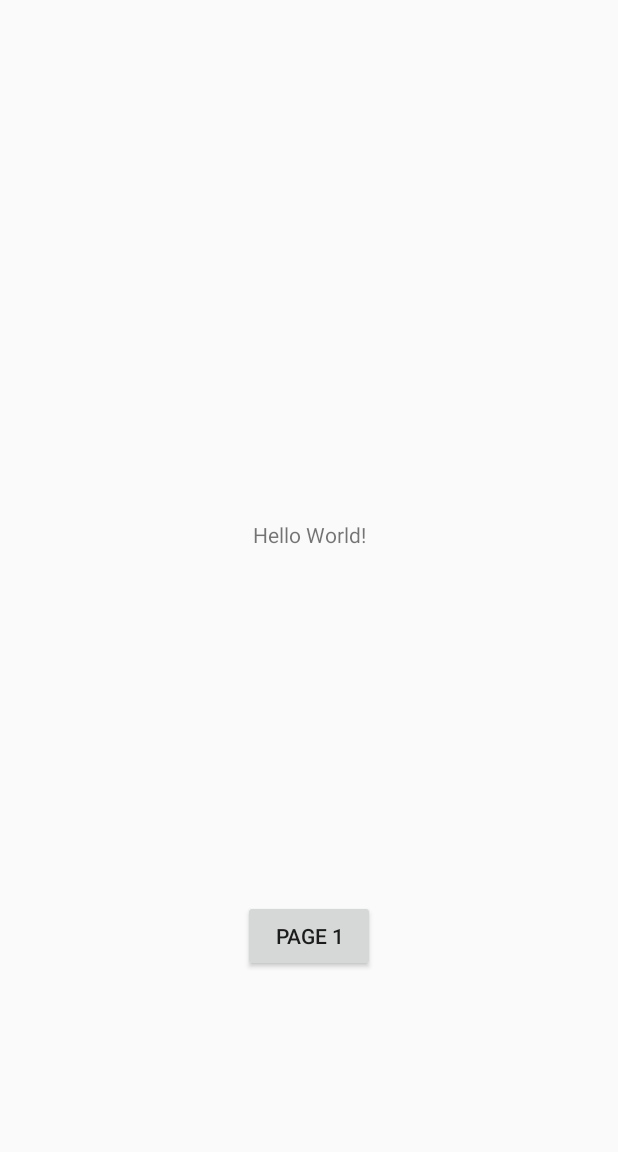
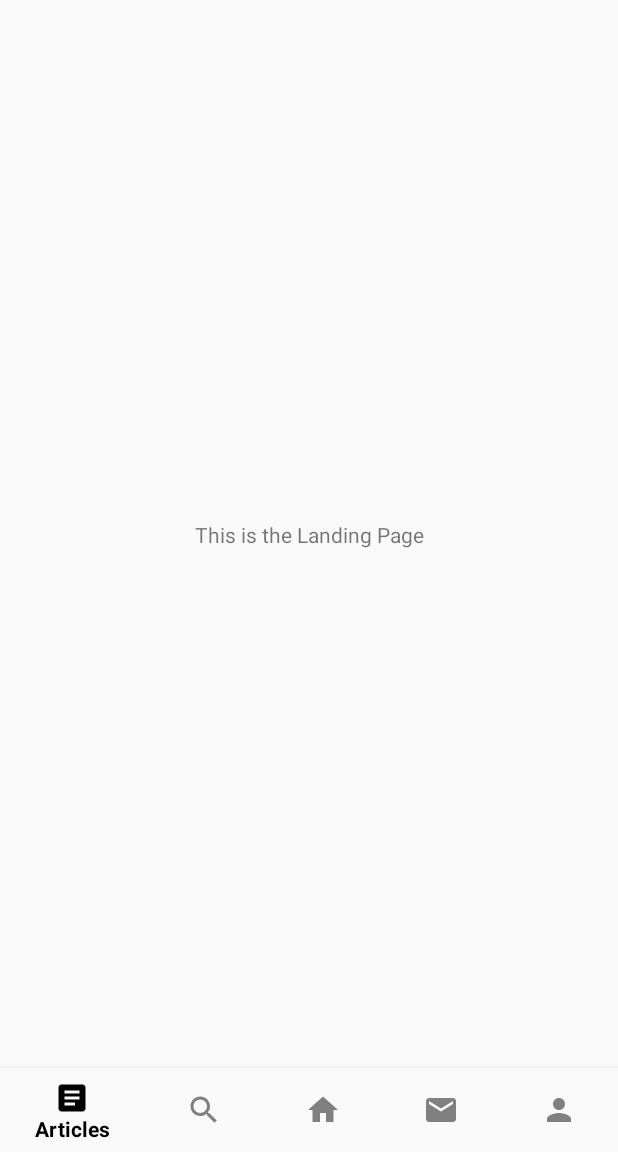
Before and after one commit to CSCI-152/Adoptr, an Android app: the screen it shows after launch (LandingActivity), on a phone screen of 412 x 824 dp, the part 84-1236 px from its top. Run offline under Robolectric (Android 15) with nearby library versions, the phone set to English and light mode, and no system bars.

Commit message:
Updates to the navigation menu

```diff
--- a/app/src/main/java/com/example/adoptrapp/LandingActivity.kt
+++ b/app/src/main/java/com/example/adoptrapp/LandingActivity.kt
@@ -51,11 +51,11 @@ class LandingActivity : AppCompatActivity() {
                     drawerLayout?.closeDrawers()
                     true
                 }
-                R.id.nav_profile -> {
+                R.id.nav_createListing -> {
                     // onclick event
                     it.isChecked = true
                     // the toast is for testing purposes only
-                    Toast.makeText(this.baseContext,"Profile Selected",Toast.LENGTH_SHORT).show()
+                    Toast.makeText(this.baseContext,"Create Listing Selected",Toast.LENGTH_SHORT).show()
                     drawerLayout?.closeDrawers()
                     true
                 }
@@ -84,6 +84,14 @@ class LandingActivity : AppCompatActivity() {
                     drawerLayout?.closeDrawers()
                     true
                 }
+                R.id.nav_signout -> {
+                    // onclick event
+                    it.isChecked = true
+                    // the toast is for testing purposes only
+                    Toast.makeText(this, "Sign Out Selected", Toast.LENGTH_SHORT).show()
+                    drawerLayout?.closeDrawers()
+                    true
+                }
                 else -> false
             }
 
--- a/app/src/main/java/com/example/adoptrapp/RegistrationActivity.kt
+++ b/app/src/main/java/com/example/adoptrapp/RegistrationActivity.kt
@@ -1,17 +1,16 @@
 package com.example.adoptrapp
 
-import android.content.Intent
 import android.os.Bundle
 import android.util.Patterns
 import android.view.View
 import android.widget.*
 import androidx.appcompat.app.AppCompatActivity
+import com.example.adoptrapp.User
 import com.google.android.gms.tasks.OnCompleteListener
 import com.google.android.gms.tasks.Task
 import com.google.firebase.auth.AuthResult
 import com.google.firebase.auth.FirebaseAuth
 import com.google.firebase.database.FirebaseDatabase
-import com.example.adoptrapp.User as User
 
 class RegistrationActivity : AppCompatActivity(), View.OnClickListener {
 
@@ -52,7 +51,6 @@ class RegistrationActivity : AppCompatActivity(), View.OnClickListener {
                 finish()
             }
             R.id.registerAccount -> {
-
                 if(registerAccount()) {
                     finish()
                 }
--- /dev/null
+++ b/app/src/main/res/color/nav_bottom_color.xml
@@ -0,0 +1,5 @@
+<?xml version="1.0" encoding="utf-8"?>
+<selector xmlns:android="http://schemas.android.com/apk/res/android">
+    <item android:state_checked="true" android:color="@color/black" />
+    <item android:state_checked="false" android:color="@color/gray"/>
+</selector>
--- /dev/null
+++ b/app/src/main/res/drawable/ic_article.xml
@@ -0,0 +1,10 @@
+<vector xmlns:android="http://schemas.android.com/apk/res/android"
+    android:width="24dp"
+    android:height="24dp"
+    android:viewportWidth="24"
+    android:viewportHeight="24"
+    android:tint="?attr/colorControlNormal">
+  <path
+      android:fillColor="@android:color/black"
+      android:pathData="M19,3L5,3c-1.1,0 -2,0.9 -2,2v14c0,1.1 0.9,2 2,2h14c1.1,0 2,-0.9 2,-2L21,5c0,-1.1 -0.9,-2 -2,-2zM14,17L7,17v-2h7v2zM17,13L7,13v-2h10v2zM17,9L7,9L7,7h10v2z"/>
+</vector>
--- /dev/null
+++ b/app/src/main/res/drawable/ic_home.xml
@@ -0,0 +1,10 @@
+<vector xmlns:android="http://schemas.android.com/apk/res/android"
+    android:width="24dp"
+    android:height="24dp"
+    android:viewportWidth="24"
+    android:viewportHeight="24"
+    android:tint="?attr/colorControlNormal">
+  <path
+      android:fillColor="@android:color/white"
+      android:pathData="M10,20v-6h4v6h5v-8h3L12,3 2,12h3v8z"/>
+</vector>
--- /dev/null
+++ b/app/src/main/res/drawable/ic_mail.xml
@@ -0,0 +1,10 @@
+<vector xmlns:android="http://schemas.android.com/apk/res/android"
+    android:width="24dp"
+    android:height="24dp"
+    android:viewportWidth="24"
+    android:viewportHeight="24"
+    android:tint="?attr/colorControlNormal">
+  <path
+      android:fillColor="@android:color/white"
+      android:pathData="M20,4L4,4c-1.1,0 -1.99,0.9 -1.99,2L2,18c0,1.1 0.9,2 2,2h16c1.1,0 2,-0.9 2,-2L22,6c0,-1.1 -0.9,-2 -2,-2zM20,8l-8,5 -8,-5L4,6l8,5 8,-5v2z"/>
+</vector>
--- /dev/null
+++ b/app/src/main/res/drawable/ic_profile.xml
@@ -0,0 +1,10 @@
+<vector xmlns:android="http://schemas.android.com/apk/res/android"
+    android:width="24dp"
+    android:height="24dp"
+    android:viewportWidth="24"
+    android:viewportHeight="24"
+    android:tint="?attr/colorControlNormal">
+  <path
+      android:fillColor="@android:color/white"
+      android:pathData="M12,12c2.21,0 4,-1.79 4,-4s-1.79,-4 -4,-4 -4,1.79 -4,4 1.79,4 4,4zM12,14c-2.67,0 -8,1.34 -8,4v2h16v-2c0,-2.66 -5.33,-4 -8,-4z"/>
+</vector>
--- /dev/null
+++ b/app/src/main/res/drawable/ic_search.xml
@@ -0,0 +1,10 @@
+<vector xmlns:android="http://schemas.android.com/apk/res/android"
+    android:width="24dp"
+    android:height="24dp"
+    android:viewportWidth="24"
+    android:viewportHeight="24"
+    android:tint="?attr/colorControlNormal">
+  <path
+      android:fillColor="@android:color/white"
+      android:pathData="M15.5,14h-0.79l-0.28,-0.27C15.41,12.59 16,11.11 16,9.5 16,5.91 13.09,3 9.5,3S3,5.91 3,9.5 5.91,16 9.5,16c1.61,0 3.09,-0.59 4.23,-1.57l0.27,0.28v0.79l5,4.99L20.49,19l-4.99,-5zM9.5,14C7.01,14 5,11.99 5,9.5S7.01,5 9.5,5 14,7.01 14,9.5 11.99,14 9.5,14z"/>
+</vector>
--- a/app/src/main/res/layout/landing_activity.xml
+++ b/app/src/main/res/layout/landing_activity.xml
@@ -1,4 +1,7 @@
 <?xml version="1.0" encoding="utf-8"?>
+<!--
+This makes the drawer button in the topleft
+-->
 <androidx.drawerlayout.widget.DrawerLayout
     xmlns:android="http://schemas.android.com/apk/res/android"
     xmlns:app="http://schemas.android.com/apk/res-auto"
@@ -15,28 +18,35 @@
     <androidx.constraintlayout.widget.ConstraintLayout
         android:layout_width="match_parent"
         android:layout_height="match_parent" >
+        <include layout="@layout/toolbar_layout" />
 
-        <include layout="@layout/toolbar_layout" />
+        <!--
+        This creates the bottom navigation bar
+        -->
+        <com.google.android.material.bottomnavigation.BottomNavigationView
+            android:id="@+id/navBottom_menu"
+            android:layout_width="match_parent"
+            android:layout_height="wrap_content"
+            android:layout_alignParentBottom="true"
+            android:background="?android:attr/windowBackground"
+            app:layout_constraintBottom_toBottomOf="parent"
+            app:layout_constraintEnd_toEndOf="parent"
+            app:layout_constraintStart_toStartOf="parent"
+            app:menu="@menu/bottom_menu"
+            app:itemTextColor="@color/nav_bottom_color"
+            app:itemIconTint="@color/nav_bottom_color"/>
 
         <TextView
             android:id="@+id/textView"
             android:layout_width="wrap_content"
             android:layout_height="wrap_content"
-            android:text="Hello World!"
+            android:text="This is the Landing Page"
             app:layout_constraintBottom_toBottomOf="parent"
             app:layout_constraintLeft_toLeftOf="parent"
             app:layout_constraintRight_toRightOf="parent"
             app:layout_constraintTop_toTopOf="parent" />
 
-        <Button
-            android:id="@+id/toFirstFrag_button"
-            android:layout_width="wrap_content"
-            android:layout_height="wrap_content"
-            android:layout_marginBottom="120dp"
-            android:text="@string/toFirstFragment"
-            app:layout_constraintBottom_toBottomOf="parent"
-            app:layout_constraintEnd_toEndOf="parent"
-            app:layout_constraintStart_toStartOf="parent" />
+
     </androidx.constraintlayout.widget.ConstraintLayout>
 
     <com.google.android.material.navigation.NavigationView
--- /dev/null
+++ b/app/src/main/res/menu/bottom_menu.xml
@@ -0,0 +1,31 @@
+<?xml version="1.0" encoding="utf-8"?>
+<menu xmlns:android="http://schemas.android.com/apk/res/android">
+    <group android:checkableBehavior="single">
+
+        <item
+            android:id="@+id/navBottom_article"
+            android:title="@string/navBottom_articles"
+            android:icon="@drawable/ic_article" />
+
+        <item
+            android:id="@+id/navBottom_search"
+            android:title="@string/navBottom_search"
+            android:icon="@drawable/ic_search" />
+
+        <item
+            android:id="@+id/navBottom_home"
+            android:title="@string/navBottom_home"
+            android:icon="@drawable/ic_home" />
+
+        <item
+            android:id="@+id/navBottom_mail"
+            android:title="@string/navBottom_messages"
+            android:icon="@drawable/ic_mail" />
+
+        <item
+            android:id="@+id/navBottom_profile"
+            android:title="@string/navBottom_profile"
+            android:icon="@drawable/ic_profile" />
+
+    </group>
+</menu>
--- a/app/src/main/res/menu/drawer_menu.xml
+++ b/app/src/main/res/menu/drawer_menu.xml
@@ -9,8 +9,8 @@
             android:id="@+id/nav_register"
             android:title="@string/navDrawer_register" />
         <item
-            android:id="@+id/nav_profile"
-            android:title="@string/navDrawer_profile" />
+            android:id="@+id/nav_createListing"
+            android:title="@string/navDrawer_createListing" />
         <item
             android:id="@+id/nav_help"
             android:title="@string/navDrawer_help" />
@@ -20,6 +20,9 @@
         <item
             android:id="@+id/nav_contact"
             android:title="@string/navDrawer_contact" />
+        <item
+            android:id="@+id/nav_signout"
+            android:title="@string/navDrawer_signout" />
 
     </group>
 </menu>
--- a/app/src/main/res/values/strings.xml
+++ b/app/src/main/res/values/strings.xml
@@ -15,5 +15,12 @@
     <string name="navDrawer_contact">Contact</string>
     <string name="navDrawer_register">Sign Up</string>
     <string name="adoptr_logo">adoptr_logo</string>
+    <string name="navBottom_profile">Profile</string>
+    <string name="navBottom_messages">Messages</string>
+    <string name="navBottom_home">Home</string>
+    <string name="navBottom_search">Search</string>
+    <string name="navBottom_articles">Articles</string>
+    <string name="navDrawer_createListing">Create Listing</string>
+    <string name="navDrawer_signout">Sign Out</string>
 
 </resources>
```
